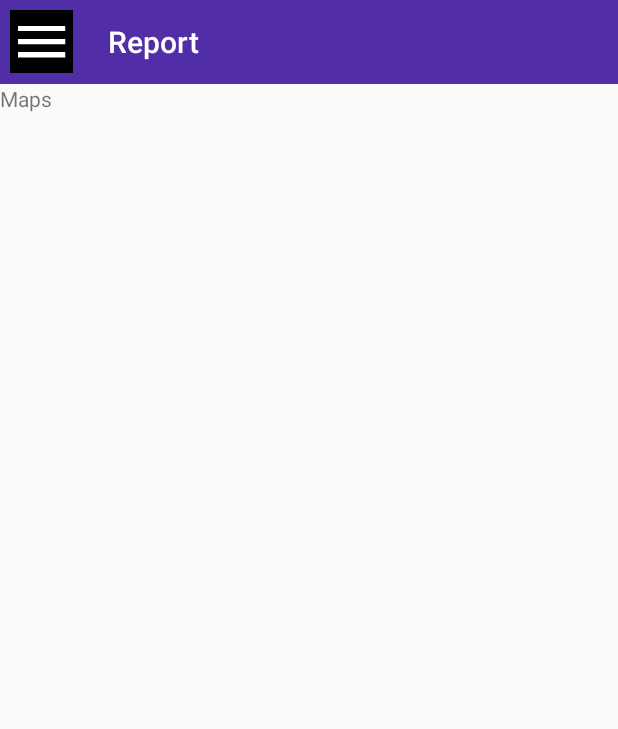
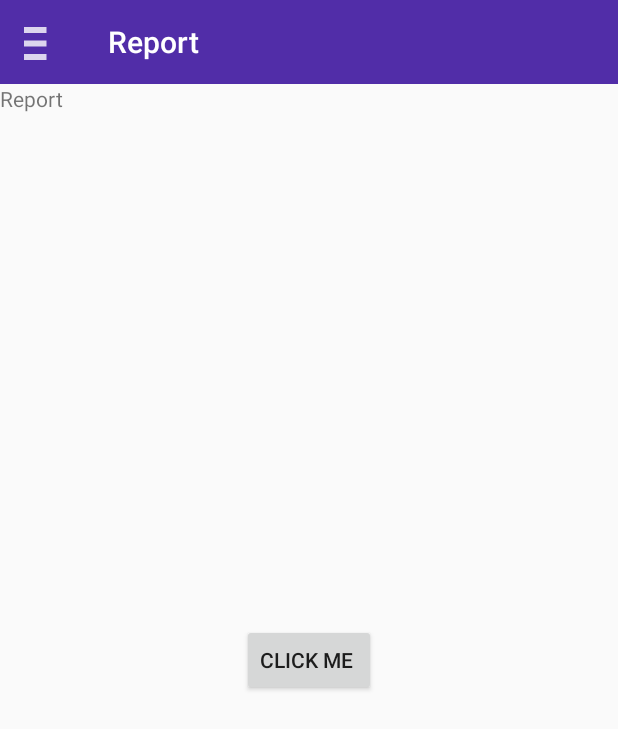
Before and after one commit to powermelon/Baikio, an Android app: the screen it shows after launch (MainActivity), in the side drawer, after a tap on "Report", on a phone screen of 412 x 824 dp. Shown: the top 729 px of the screen. Run offline under Robolectric (Android 15) with nearby library versions, the phone set to English and light mode, and no system bars; libraries missing offline, so code that uses them is left out: com.firebase.client.

Commit message:
Button, Firebase

```diff
--- a/Baikio/app/build.gradle
+++ b/Baikio/app/build.gradle
@@ -10,6 +10,7 @@ android {
         targetSdkVersion 22
         versionCode 1
         versionName "1.0"
+        multiDexEnabled true
     }
     buildTypes {
         release {
@@ -17,6 +18,7 @@ android {
             proguardFiles getDefaultProguardFile('proguard-android.txt'), 'proguard-rules.pro'
         }
     }
+
 }
 
 dependencies {
--- a/Baikio/app/src/main/AndroidManifest.xml
+++ b/Baikio/app/src/main/AndroidManifest.xml
@@ -1,7 +1,7 @@
 <?xml version="1.0" encoding="utf-8"?>
 <manifest xmlns:android="http://schemas.android.com/apk/res/android"
     package="de.baikio" >
-
+    <uses-permission android:name="android.permission.INTERNET" />
     <application
         android:allowBackup="true"
         android:icon="@mipmap/ic_launcher"
--- a/Baikio/app/src/main/java/de/baikio/MainActivity.java
+++ b/Baikio/app/src/main/java/de/baikio/MainActivity.java
@@ -16,9 +16,10 @@ import android.support.v7.widget.Toolbar;
 import android.view.MenuItem;
 import android.view.View;
 
+import com.firebase.client.Firebase;
 
 
-public class MainActivity extends AppCompatActivity implements MapFragment.OnFragmentInteractionListener, CommunityFragment.OnFragmentInteractionListener {
+public class MainActivity extends AppCompatActivity implements MapFragment.OnFragmentInteractionListener, CommunityFragment.OnFragmentInteractionListener, ReportFragment.OnFragmentInteractionListener {
     private DrawerLayout mDrawer;
     private Toolbar toolbar;
     private NavigationView nvDrawer;
@@ -28,6 +29,10 @@ public class MainActivity extends AppCompatActivity implements MapFragment.OnFra
     protected void onCreate(Bundle savedInstanceState) {
         super.onCreate(savedInstanceState);
         setContentView(R.layout.activity_main);
+
+        // intialize Firebase Libary
+        //Firebase.setAndroidContext(this);
+
 
         // Set a Toolbar to replace the ActionBar.
         toolbar = (Toolbar) findViewById(R.id.toolbar);
@@ -39,7 +44,7 @@ public class MainActivity extends AppCompatActivity implements MapFragment.OnFra
 
         // Set the menu icon instead of the launcher icon.
         final ActionBar ab = getSupportActionBar();
-        ab.setHomeAsUpIndicator(R.mipmap.ic_menu);
+        ab.setHomeAsUpIndicator(R.drawable.ic_menu_2);
         ab.setDisplayHomeAsUpEnabled(true);
 
         // Find our drawer view
@@ -94,6 +99,9 @@ public class MainActivity extends AppCompatActivity implements MapFragment.OnFra
             case R.id.nav_second_fragment:
                 fragmentClass = CommunityFragment.class;
                 break;
+            case R.id.nav_third_fragment:
+                fragmentClass = ReportFragment.class;
+                break;
             default:
                 fragmentClass = MapFragment.class;
         }
--- /dev/null
+++ b/Baikio/app/src/main/java/de/baikio/ReportFragment.java
@@ -0,0 +1,138 @@
+package de.baikio;
+
+import android.app.Activity;
+import android.net.Uri;
+import android.os.Bundle;
+import android.support.v4.app.Fragment;
+import android.util.Log;
+import android.view.LayoutInflater;
+import android.view.View;
+import android.view.ViewGroup;
+import android.widget.Button;
+
+import com.firebase.client.Firebase;
+
+
+/**
+ * A simple {@link Fragment} subclass.
+ * Activities that contain this fragment must implement the
+ * {@link ReportFragment.OnFragmentInteractionListener} interface
+ * to handle interaction events.
+ * Use the {@link ReportFragment#newInstance} factory method to
+ * create an instance of this fragment.
+ */
+public class ReportFragment extends Fragment {
+    // TODO: Rename parameter arguments, choose names that match
+    // the fragment initialization parameters, e.g. ARG_ITEM_NUMBER
+    private static final String ARG_PARAM1 = "param1";
+    private static final String ARG_PARAM2 = "param2";
+
+    // TODO: Rename and change types of parameters
+    private String mParam1;
+    private String mParam2;
+
+    private OnFragmentInteractionListener mListener;
+
+    /**
+     * Use this factory method to create a new instance of
+     * this fragment using the provided parameters.
+     *
+     * @param param1 Parameter 1.
+     * @param param2 Parameter 2.
+     * @return A new instance of fragment ReportFragment.
+     */
+    // TODO: Rename and change types and number of parameters
+    public static ReportFragment newInstance(String param1, String param2) {
+        ReportFragment fragment = new ReportFragment();
+        Bundle args = new Bundle();
+        args.putString(ARG_PARAM1, param1);
+        args.putString(ARG_PARAM2, param2);
+        fragment.setArguments(args);
+        return fragment;
+    }
+
+    public ReportFragment() {
+        // Required empty public constructor
+    }
+
+    @Override
+    public void onCreate(Bundle savedInstanceState) {
+        super.onCreate(savedInstanceState);
+
+        if (getArguments() != null) {
+            mParam1 = getArguments().getString(ARG_PARAM1);
+            mParam2 = getArguments().getString(ARG_PARAM2);
+        }
+
+        //Firebase myFirebaseRef = new Firebase("https://baikio.firebaseio.com/");
+
+
+        // other setup code
+    }
+
+    @Override
+    public View onCreateView(LayoutInflater inflater, ViewGroup container,
+                             Bundle savedInstanceState) {
+
+        View view = inflater.inflate(R.layout.fragment_report,
+                container, false);
+
+        Button button = (Button) view.findViewById(R.id.button);
+        button.setOnClickListener(new View.OnClickListener()
+        {
+            @Override
+            public void onClick(View v)
+            {
+                Log.d("NOW", "FUCK YOU");
+            }
+        });
+
+
+
+        // Inflate the layout for this fragment
+        return view;
+    }
+
+    // TODO: Rename method, update argument and hook method into UI event
+    public void onButtonPressed(Uri uri) {
+        if (mListener != null) {
+            mListener.onFragmentInteraction(uri);
+        }
+    }
+
+    @Override
+    public void onAttach(Activity activity) {
+        super.onAttach(activity);
+        try {
+            mListener = (OnFragmentInteractionListener) activity;
+        } catch (ClassCastException e) {
+            throw new ClassCastException(activity.toString()
+                    + " must implement OnFragmentInteractionListener");
+        }
+    }
+
+    @Override
+    public void onDetach() {
+        super.onDetach();
+        mListener = null;
+    }
+
+    /**
+     * This interface must be implemented by activities that contain this
+     * fragment to allow an interaction in this fragment to be communicated
+     * to the activity and potentially other fragments contained in that
+     * activity.
+     * <p/>
+     * See the Android Training lesson <a href=
+     * "http://developer.android.com/training/basics/fragments/communicating.html"
+     * >Communicating with Other Fragments</a> for more information.
+     */
+    public interface OnFragmentInteractionListener {
+        // TODO: Update argument type and name
+        public void onFragmentInteraction(Uri uri);
+    }
+
+
+
+
+}
--- /dev/null
+++ b/Baikio/app/src/main/res/layout/fragment_report.xml
@@ -0,0 +1,20 @@
+<FrameLayout xmlns:android="http://schemas.android.com/apk/res/android"
+    xmlns:tools="http://schemas.android.com/tools" android:layout_width="match_parent"
+    android:layout_height="match_parent" tools:context="de.baikio.ReportFragment">
+
+    <!-- TODO: Update blank fragment layout -->
+    <TextView android:layout_width="match_parent" android:layout_height="match_parent"
+        android:text="@string/report_fragment"></TextView>
+
+    <Button
+        android:layout_width="wrap_content"
+        android:layout_height="wrap_content"
+        android:id="@+id/button"
+        android:layout_gravity="center"
+        android:text="CLICK ME "
+
+        />
+
+
+
+</FrameLayout>
--- a/Baikio/app/src/main/res/values/strings.xml
+++ b/Baikio/app/src/main/res/values/strings.xml
@@ -10,4 +10,8 @@
 
     <string name="community_fragment">Community</string>
     <string name="maps_fragment">Maps</string>
+    <string name="report_fragment">Report</string>
+
+<!-- TODO: Remove or change this placeholder text -->
+    <string name="hello_blank_fragment">Hello blank fragment</string>
 </resources>
--- a/Baikio/build.gradle
+++ b/Baikio/build.gradle
@@ -6,6 +6,7 @@ buildscript {
     }
     dependencies {
         classpath 'com.android.tools.build:gradle:1.3.1'
+
         // NOTE: Do not place your application dependencies here; they belong
         // in the individual module build.gradle files
 
```
Also changed, not shown: Baikio/app/src/main/res/drawable-hdpi/ic_menu_2.png (added), Baikio/app/src/main/res/drawable-mdpi/ic_menu_2.png (added), Baikio/app/src/main/res/drawable-xhdpi/ic_menu_2.png (added), Baikio/app/src/main/res/drawable-xxhdpi/ic_menu_2.png (added), 2 other files.
